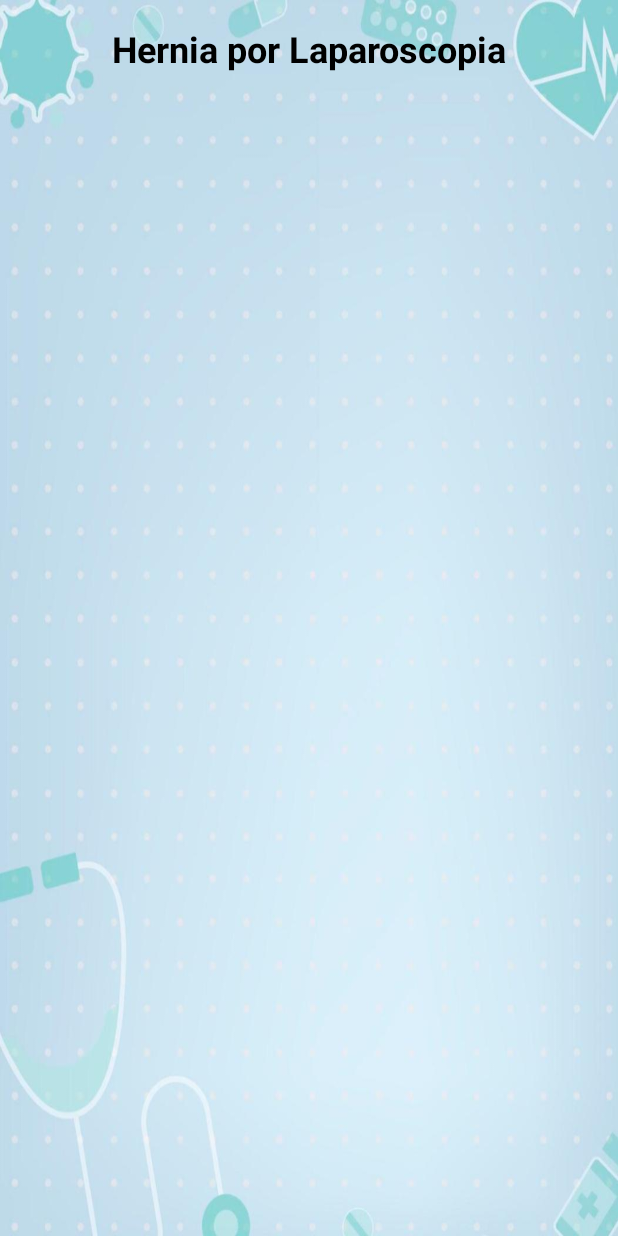
After one commit to CifuX40/Quirofano, an Android app: the HerniaLaparoscopiaActivity screen opened directly, with no data from a screen before it, on a phone screen of 412 x 824 dp. The commit adds this screen. Run offline under Robolectric (Android 15) with nearby library versions, the light colour scheme and no system bars.

Commit message:
Agregar pantalla Hernia por laparoscopiaa

```diff
--- a/app/src/main/AndroidManifest.xml
+++ b/app/src/main/AndroidManifest.xml
@@ -33,7 +33,7 @@
         <activity android:name=".TiroidectomiaActivity"/>
         <activity android:name=".ColecistectomiaActivity"/>
         <activity android:name=".HerniaAbiertaActivity"/>
-        <activity android:name=".HerniaAbiertaActivity"/>
+        <activity android:name=".HerniaLaparoscopiaActivity"/>
 
     </application>
 </manifest>
--- a/app/src/main/java/aplicacion/quirofano/CirugiaGeneralActivity.kt
+++ b/app/src/main/java/aplicacion/quirofano/CirugiaGeneralActivity.kt
@@ -27,5 +27,11 @@
             val intent = Intent(this, HerniaAbiertaActivity::class.java)
             startActivity(intent)
         }
+
+        val btnHerniaLaparoscopia = findViewById<Button>(R.id.button4)
+        btnHerniaLaparoscopia.setOnClickListener {
+            val intent = Intent(this, HerniaLaparoscopiaActivity::class.java)
+            startActivity(intent)
+        }
     }
 }
--- /dev/null
+++ b/app/src/main/java/aplicacion/quirofano/HerniaLaparoscopiaActivity.kt
@@ -0,0 +1,11 @@
+package aplicacion.quirofano
+
+import android.os.Bundle
+import androidx.appcompat.app.AppCompatActivity
+
+class HerniaLaparoscopiaActivity : AppCompatActivity() {
+    override fun onCreate(savedInstanceState: Bundle?) {
+        super.onCreate(savedInstanceState)
+        setContentView(R.layout.hernia_laparoscopia)
+    }
+}
--- /dev/null
+++ b/app/src/main/res/layout/hernia_laparoscopia.xml
@@ -0,0 +1,23 @@
+<?xml version="1.0" encoding="utf-8"?>
+<androidx.constraintlayout.widget.ConstraintLayout xmlns:android="http://schemas.android.com/apk/res/android"
+    xmlns:app="http://schemas.android.com/apk/res-auto"
+    xmlns:tools="http://schemas.android.com/tools"
+    android:layout_width="match_parent"
+    android:layout_height="match_parent"
+    android:background="@drawable/fondo_de_pantalla"
+    tools:context=".HerniaLaparoscopiaActivity">
+
+    <TextView
+        android:id="@+id/txtTitulo"
+        android:layout_width="wrap_content"
+        android:layout_height="wrap_content"
+        android:padding="16dp"
+        android:text="Hernia por Laparoscopia"
+        android:textColor="@color/black"
+        android:textSize="24sp"
+        android:textStyle="bold"
+        app:layout_constraintTop_toTopOf="parent"
+        app:layout_constraintStart_toStartOf="parent"
+        app:layout_constraintEnd_toEndOf="parent" />
+
+</androidx.constraintlayout.widget.ConstraintLayout>
```
